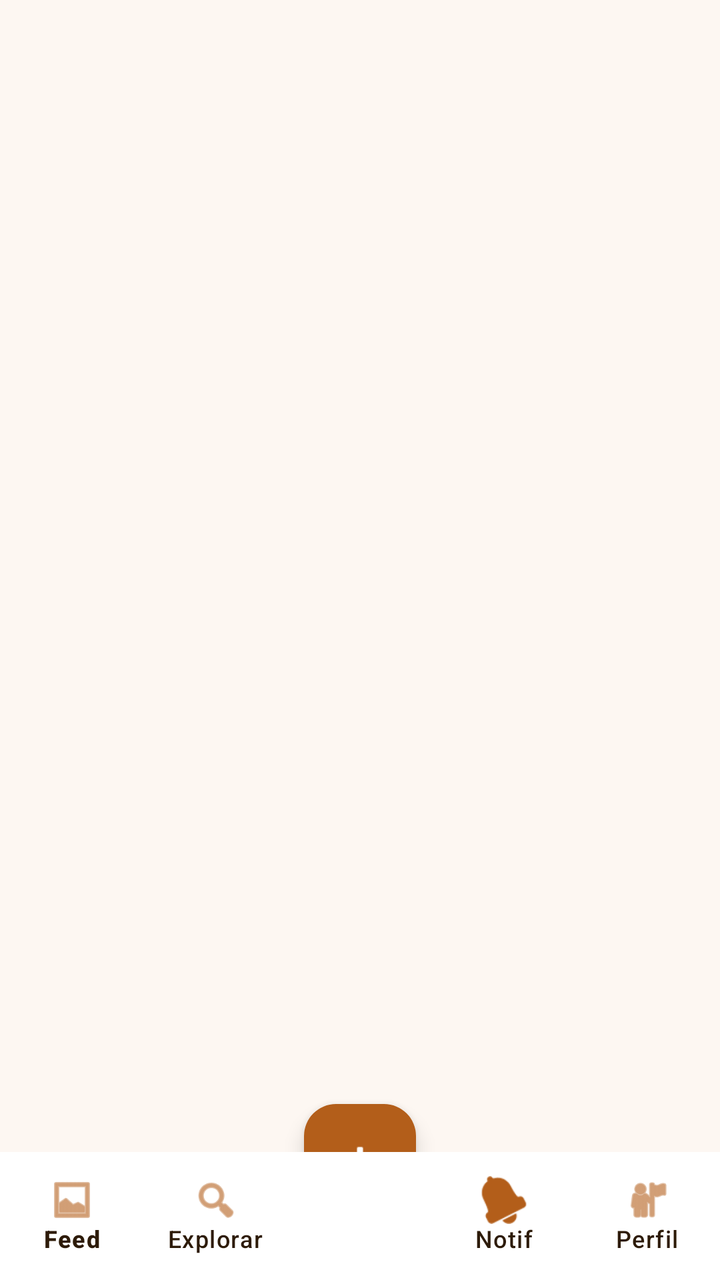
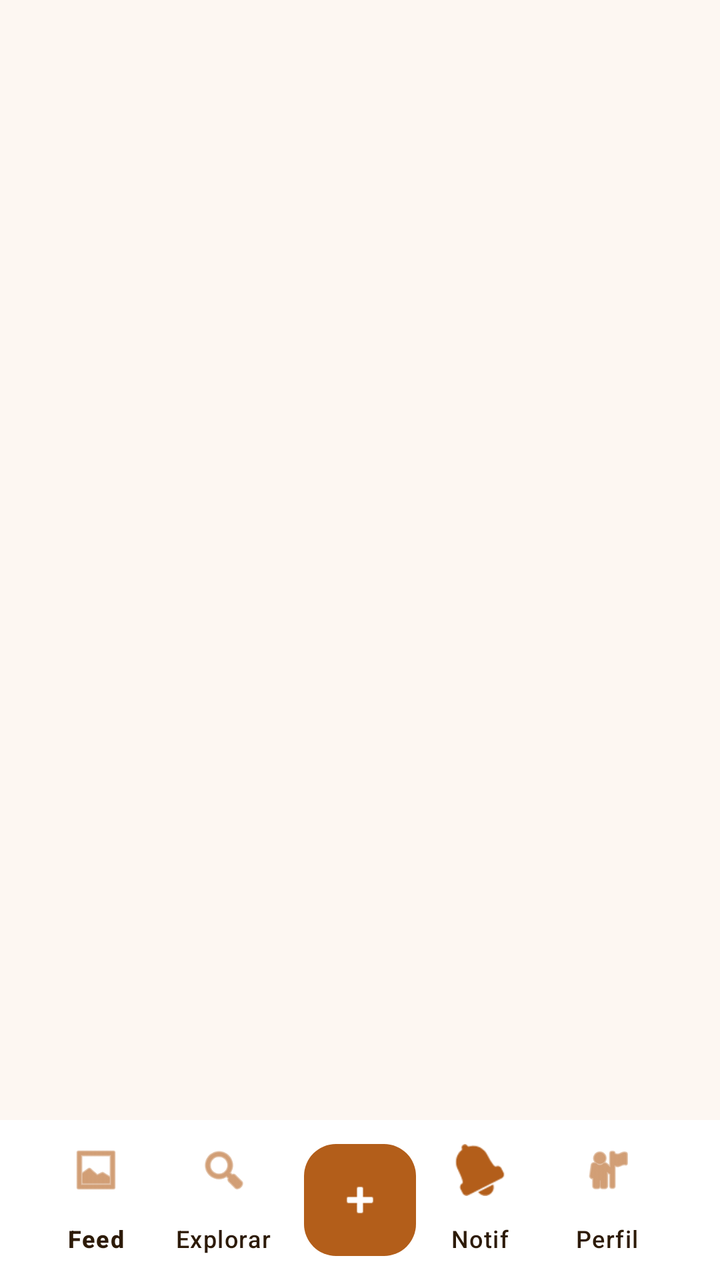

Screens rendered from an Android XML layout before and after an edit, with the pre-edit source and the edit as a unified diff.
<!-- AndroidManifest.xml: application theme Theme.RecetApp -->
<!-- res/layout/activity_main.xml -->
<?xml version="1.0" encoding="utf-8"?>
<androidx.constraintlayout.widget.ConstraintLayout xmlns:android="http://schemas.android.com/apk/res/android"
    xmlns:app="http://schemas.android.com/apk/res-auto"
    xmlns:tools="http://schemas.android.com/tools"
    android:layout_width="match_parent"
    android:layout_height="match_parent"
    android:background="@color/background_cream">

    <FrameLayout
        android:id="@+id/contentFrame"
        android:layout_width="0dp"
        android:layout_height="0dp"
        app:layout_constraintBottom_toTopOf="@id/bottomNavigation"
        app:layout_constraintEnd_toEndOf="parent"
        app:layout_constraintStart_toStartOf="parent"
        app:layout_constraintTop_toTopOf="parent" />

    <com.google.android.material.bottomnavigation.BottomNavigationView
        android:id="@+id/bottomNavigation"
        android:layout_width="match_parent"
        android:layout_height="64dp"
        android:background="@color/white"
        app:elevation="8dp"
        app:itemIconTint="@color/orange_primary"
        app:itemTextColor="@color/text_primary"
        app:labelVisibilityMode="labeled"
        app:layout_constraintBottom_toBottomOf="parent"
        app:menu="@menu/bottom_nav_menu_adapted" />

    <com.google.android.material.floatingactionbutton.FloatingActionButton
        android:id="@+id/fabCreate"
        android:layout_width="wrap_content"
        android:layout_height="wrap_content"
        android:layout_marginBottom="32dp"
        android:contentDescription="Crear"
        android:src="@android:drawable/ic_input_add"
        app:backgroundTint="@color/orange_primary"
        app:layout_constraintBottom_toBottomOf="parent"
        app:layout_constraintEnd_toEndOf="parent"
        app:layout_constraintStart_toStartOf="parent"
        app:tint="@color/white" />

</androidx.constraintlayout.widget.ConstraintLayout>
<!-- resources referenced by this layout -->
<resources>
  <color name="background_cream">#FDF7F2</color>
  <color name="orange_primary">#B35E1A</color>
  <color name="text_primary">#2D1B08</color>
  <color name="white">#FFFFFFFF</color>
  <style name="Theme.RecetApp" parent="Base.Theme.RecetApp" />
  <style name="Base.Theme.RecetApp" parent="Theme.Material3.DayNight.NoActionBar">
          
          <item name="colorPrimary">@color/orange_primary</item>
          <item name="android:statusBarColor">@android:color/transparent</item>
          <item name="android:windowLightStatusBar">false</item>
      </style>
</resources>

<!-- the commit's change to res/layout/activity_main.xml (unified diff, before → after) -->
@@ -1,5 +1,5 @@
 <?xml version="1.0" encoding="utf-8"?>
-<androidx.constraintlayout.widget.ConstraintLayout xmlns:android="http://schemas.android.com/apk/res/android"
+<androidx.coordinatorlayout.widget.CoordinatorLayout xmlns:android="http://schemas.android.com/apk/res/android"
     xmlns:app="http://schemas.android.com/apk/res-auto"
     xmlns:tools="http://schemas.android.com/tools"
     android:layout_width="match_parent"
@@ -8,36 +8,45 @@
 
     <FrameLayout
         android:id="@+id/contentFrame"
-        android:layout_width="0dp"
-        android:layout_height="0dp"
-        app:layout_constraintBottom_toTopOf="@id/bottomNavigation"
-        app:layout_constraintEnd_toEndOf="parent"
-        app:layout_constraintStart_toStartOf="parent"
-        app:layout_constraintTop_toTopOf="parent" />
+        android:layout_width="match_parent"
+        android:layout_height="match_parent"
+        android:layout_marginBottom="60dp" />
 
-    <com.google.android.material.bottomnavigation.BottomNavigationView
-        android:id="@+id/bottomNavigation"
+    <com.google.android.material.bottomappbar.BottomAppBar
+        android:id="@+id/bottomAppBar"
         android:layout_width="match_parent"
-        android:layout_height="64dp"
-        android:background="@color/white"
-        app:elevation="8dp"
-        app:itemIconTint="@color/orange_primary"
-        app:itemTextColor="@color/text_primary"
-        app:labelVisibilityMode="labeled"
-        app:layout_constraintBottom_toBottomOf="parent"
-        app:menu="@menu/bottom_nav_menu_adapted" />
+        android:layout_height="wrap_content"
+        android:layout_gravity="bottom"
+        android:backgroundTint="@color/white"
+        app:fabAlignmentMode="center"
+        app:fabCradleMargin="12dp"
+        app:fabCradleRoundedCornerRadius="24dp"
+        app:fabCradleVerticalOffset="12dp">
+
+        <com.google.android.material.bottomnavigation.BottomNavigationView
+            android:id="@+id/bottomNavigation"
+            android:layout_width="match_parent"
+            android:layout_height="wrap_content"
+            android:layout_marginEnd="16dp"
+            android:background="@android:color/transparent"
+            app:elevation="0dp"
+            app:itemIconSize="26dp"
+            app:itemIconTint="@color/orange_primary"
+            app:itemTextColor="@color/text_primary"
+            app:labelVisibilityMode="labeled"
+            app:menu="@menu/bottom_nav_menu_adapted" />
+
+    </com.google.android.material.bottomappbar.BottomAppBar>
 
     <com.google.android.material.floatingactionbutton.FloatingActionButton
         android:id="@+id/fabCreate"
         android:layout_width="wrap_content"
         android:layout_height="wrap_content"
-        android:layout_marginBottom="32dp"
         android:contentDescription="Crear"
         android:src="@android:drawable/ic_input_add"
         app:backgroundTint="@color/orange_primary"
-        app:layout_constraintBottom_toBottomOf="parent"
-        app:layout_constraintEnd_toEndOf="parent"
-        app:layout_constraintStart_toStartOf="parent"
+        app:elevation="12dp"
+        app:layout_anchor="@id/bottomAppBar"
         app:tint="@color/white" />
 
-</androidx.constraintlayout.widget.ConstraintLayout>
+</androidx.coordinatorlayout.widget.CoordinatorLayout>
<!-- resource entries referenced after the edit -->
@@ -9,7 +9,7 @@
           
           <item name="colorPrimary">@color/orange_primary</item>
           <item name="android:statusBarColor">@android:color/transparent</item>
-          <item name="android:windowLightStatusBar">false</item>
+          <item name="android:windowLightStatusBar">true</item>
       </style>
 </resources>
 
